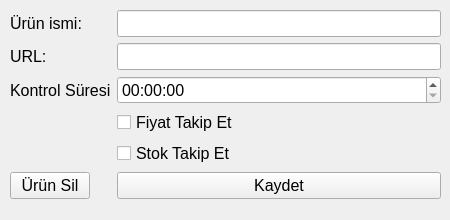
The window that Python/Design/UrunDetayForm.ui (Afkborn/price-tracker-with-GUI) describes before a commit, drawn with Qt 5.
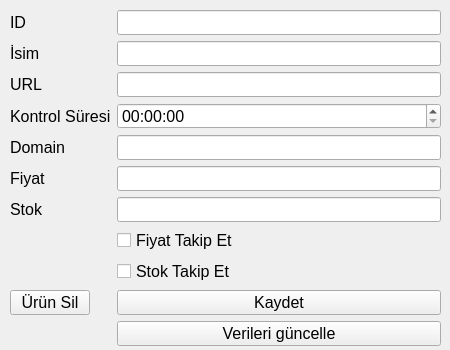
The same window after the commit.

```diff
--- a/Python/Design/UrunDetayForm.ui
+++ b/Python/Design/UrunDetayForm.ui
@@ -7,13 +7,13 @@
     <x>0</x>
     <y>0</y>
     <width>450</width>
-    <height>220</height>
+    <height>350</height>
    </rect>
   </property>
   <property name="maximumSize">
    <size>
-    <width>600</width>
-    <height>400</height>
+    <width>450</width>
+    <height>350</height>
    </size>
   </property>
   <property name="font">
@@ -30,11 +30,11 @@
      <x>10</x>
      <y>10</y>
      <width>431</width>
-     <height>201</height>
+     <height>337</height>
     </rect>
    </property>
    <layout class="QFormLayout" name="formLayout">
-    <item row="0" column="0">
+    <item row="1" column="0">
      <widget class="QLabel" name="label">
       <property name="font">
        <font>
@@ -42,11 +42,11 @@
        </font>
       </property>
       <property name="text">
-       <string>Ürün ismi: </string>
+       <string>İsim</string>
       </property>
      </widget>
     </item>
-    <item row="0" column="1">
+    <item row="1" column="1">
      <widget class="QLineEdit" name="urun_ismi_edit">
       <property name="font">
        <font>
@@ -55,7 +55,7 @@
       </property>
      </widget>
     </item>
-    <item row="1" column="0">
+    <item row="2" column="0">
      <widget class="QLabel" name="label_2">
       <property name="font">
        <font>
@@ -63,11 +63,11 @@
        </font>
       </property>
       <property name="text">
-       <string>URL: </string>
+       <string>URL</string>
       </property>
      </widget>
     </item>
-    <item row="1" column="1">
+    <item row="2" column="1">
      <widget class="QLineEdit" name="urun_url_edit">
       <property name="font">
        <font>
@@ -76,48 +76,111 @@
       </property>
      </widget>
     </item>
-    <item row="3" column="1">
+    <item row="7" column="1">
      <widget class="QCheckBox" name="urun_fiyat_takip_cb">
       <property name="text">
        <string>Fiyat Takip Et</string>
       </property>
      </widget>
     </item>
-    <item row="2" column="0">
+    <item row="3" column="0">
      <widget class="QLabel" name="label_3">
       <property name="text">
        <string>Kontrol Süresi</string>
       </property>
      </widget>
     </item>
-    <item row="4" column="1">
+    <item row="8" column="1">
      <widget class="QCheckBox" name="urun_stok_takip_cb">
       <property name="text">
        <string>Stok Takip Et</string>
       </property>
      </widget>
     </item>
-    <item row="2" column="1">
+    <item row="3" column="1">
      <widget class="QTimeEdit" name="urun_kontrol_suresi_time">
       <property name="displayFormat">
        <string>HH:mm:ss</string>
       </property>
      </widget>
     </item>
-    <item row="5" column="1">
+    <item row="9" column="1">
      <widget class="QPushButton" name="urun_kaydet_button">
       <property name="text">
        <string>Kaydet</string>
       </property>
      </widget>
     </item>
-    <item row="5" column="0">
+    <item row="9" column="0">
      <widget class="QPushButton" name="urun_sil_button">
       <property name="text">
        <string>Ürün Sil</string>
       </property>
      </widget>
     </item>
+    <item row="4" column="1">
+     <widget class="QLineEdit" name="urun_domain_edit">
+      <property name="readOnly">
+       <bool>true</bool>
+      </property>
+     </widget>
+    </item>
+    <item row="4" column="0">
+     <widget class="QLabel" name="label_4">
+      <property name="text">
+       <string>Domain</string>
+      </property>
+     </widget>
+    </item>
+    <item row="0" column="0">
+     <widget class="QLabel" name="label_5">
+      <property name="text">
+       <string>ID</string>
+      </property>
+     </widget>
+    </item>
+    <item row="0" column="1">
+     <widget class="QLineEdit" name="urun_id_edit">
+      <property name="readOnly">
+       <bool>true</bool>
+      </property>
+     </widget>
+    </item>
+    <item row="5" column="0">
+     <widget class="QLabel" name="label_6">
+      <property name="text">
+       <string>Fiyat</string>
+      </property>
+     </widget>
+    </item>
+    <item row="5" column="1">
+     <widget class="QLineEdit" name="urun_fiyat_edit">
+      <property name="readOnly">
+       <bool>true</bool>
+      </property>
+     </widget>
+    </item>
+    <item row="6" column="0">
+     <widget class="QLabel" name="label_7">
+      <property name="text">
+       <string>Stok</string>
+      </property>
+     </widget>
+    </item>
+    <item row="10" column="1">
+     <widget class="QPushButton" name="urun_guncelle_button">
+      <property name="text">
+       <string>Verileri güncelle</string>
+      </property>
+     </widget>
+    </item>
+    <item row="6" column="1">
+     <widget class="QLineEdit" name="urun_stok_edit">
+      <property name="readOnly">
+       <bool>true</bool>
+      </property>
+     </widget>
+    </item>
    </layout>
   </widget>
  </widget>
```
